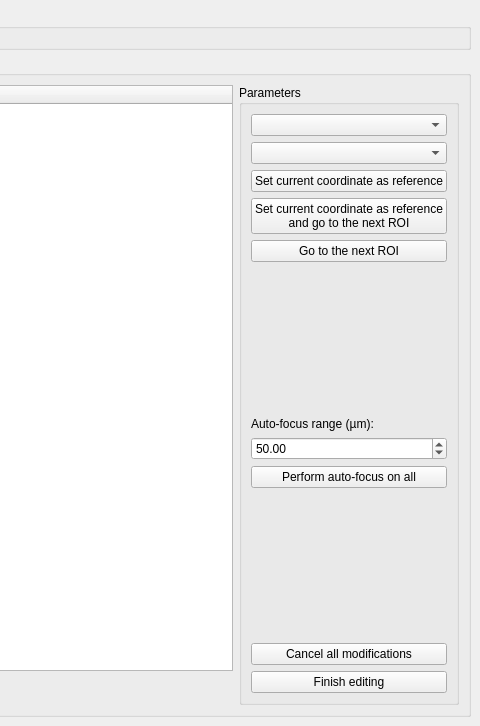
Old version of the form iris/resources/coordinate_modifiers/gridify_setup_finetuning.ui in the repository The-Thomas-Lab-UCL/orm-iris; both pictures show x 720 to 1200 and y 0 to 726 of the 1200 by 726 pixel window.
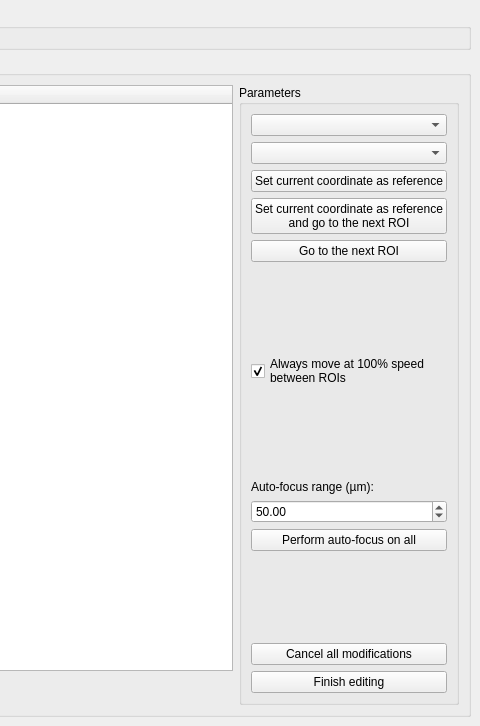
New version of the form.

Commit message: Update: Gridify: Move at max speed between ROIs

What changed in the file:
```diff
--- a/iris/resources/coordinate_modifiers/gridify_setup_finetuning.ui
+++ b/iris/resources/coordinate_modifiers/gridify_setup_finetuning.ui
@@ -94,6 +94,30 @@
                   </property>
                  </widget>
                 </item>
+                <item>
+                 <spacer name="verticalSpacer_3">
+                  <property name="orientation">
+                   <enum>Qt::Orientation::Vertical</enum>
+                  </property>
+                  <property name="sizeHint" stdset="0">
+                   <size>
+                    <width>20</width>
+                    <height>40</height>
+                   </size>
+                  </property>
+                 </spacer>
+                </item>
+                <item>
+                 <widget class="QCheckBox" name="chk_maxspeed">
+                  <property name="text">
+                   <string>Always move at 100% speed
+between ROIs</string>
+                  </property>
+                  <property name="checked">
+                   <bool>true</bool>
+                  </property>
+                 </widget>
+                </item>
                 <item>
                  <spacer name="verticalSpacer">
                   <property name="orientation">
```
The commit also changes 2 other files.
